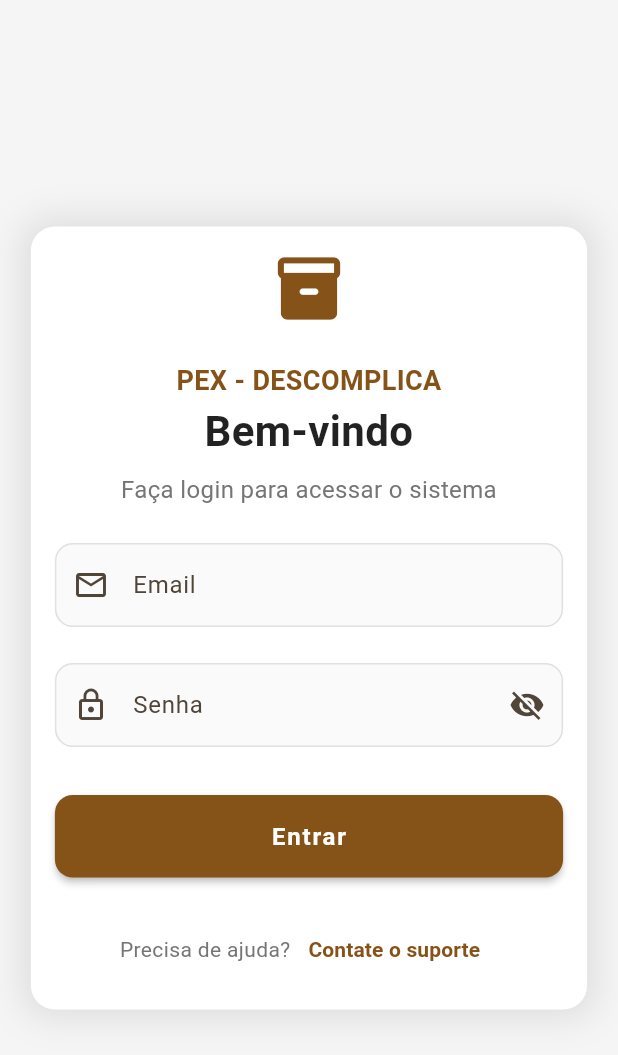
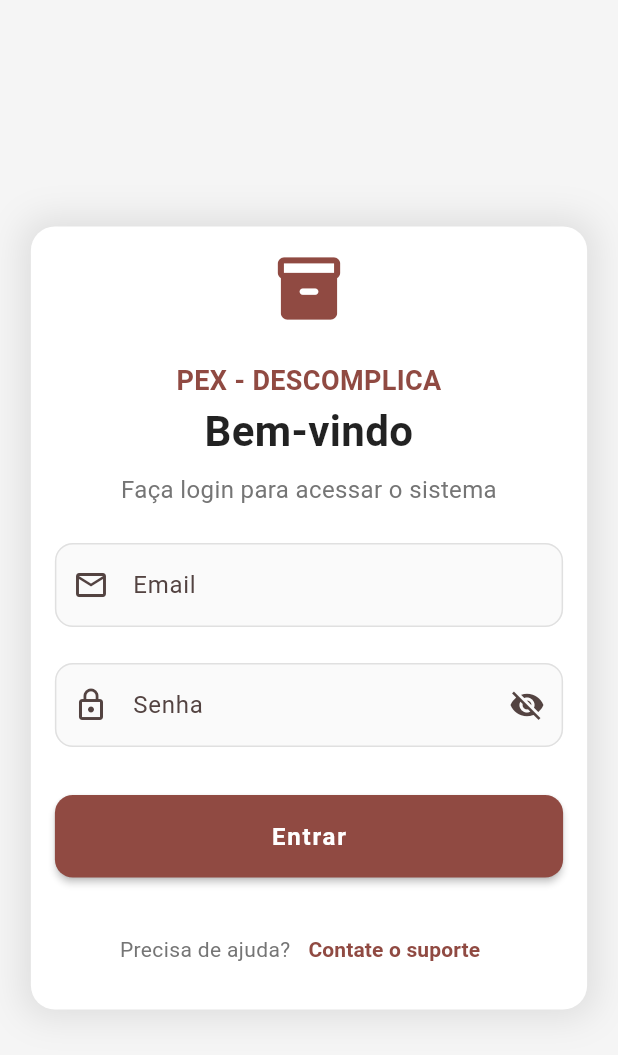
Before and after one commit to rafaelgust/pex_descomplica, a Flutter app: the screen it shows after launch, on a phone screen of 412 x 824 dp. Shown: the top 1055 px of the screen. Run offline on Flutter 3.47's test engine with Material 3 defaults, Android fonts, the phone set to English and light mode, and no system bars; our stand-ins replace dartz, data_table_2, fl_chart, flutter_secure_storage, flutter_spinkit, get_it and 5 more; missing offline and left inert: universal_html; accounts and stored records are empty.

Commit message:
refactor: alter color scheme seed in theme from orange to red for consistency

```diff
--- a/lib/main.dart
+++ b/lib/main.dart
@@ -59,7 +59,7 @@ class MyApp extends StatelessWidget {
       child: MaterialApp.router(
         routerConfig: appRouter(),
         locale: const Locale('pt', 'BR'),
-        theme: ThemeData(useMaterial3: true, colorSchemeSeed: Colors.orange),
+        theme: ThemeData(useMaterial3: true, colorSchemeSeed: Colors.red),
         debugShowCheckedModeBanner: false,
       ),
     );
```
